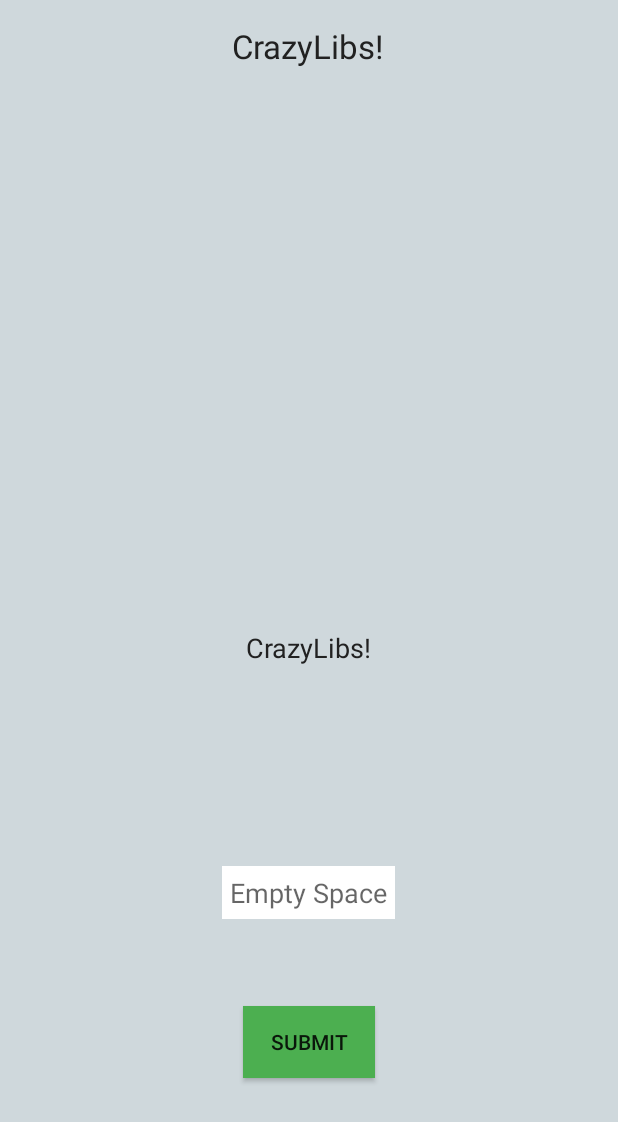
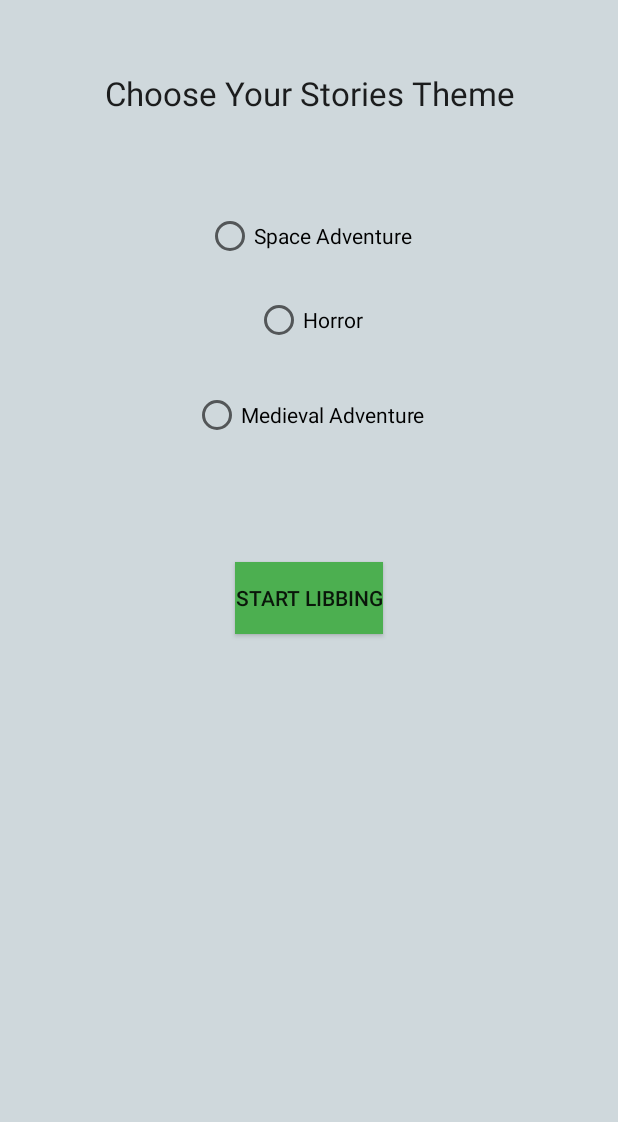
Before and after one commit to benviss/epic-android-madlibs, an Android app: the screen it shows after launch (MainActivity), on a phone screen of 412 x 824 dp. Shown: the top 1122 px of the screen. Run offline under Robolectric (Android 15) with nearby library versions, the phone set to English and light mode, and no system bars; our stand-ins replace ButterKnife.

Commit message:
added crazylib dictionary to contain different stories, separate radio button to choose story, results appear in paragraph activity

```diff
--- a/app/build.gradle
+++ b/app/build.gradle
@@ -23,4 +23,5 @@ dependencies {
     compile fileTree(dir: 'libs', include: ['*.jar'])
     testCompile 'junit:junit:4.12'
     compile 'com.android.support:appcompat-v7:24.2.1'
+    compile 'com.jakewharton:butterknife:7.0.1'
 }
--- a/app/src/main/java/com/vizo/madlibs/MainActivity.java
+++ b/app/src/main/java/com/vizo/madlibs/MainActivity.java
@@ -1,13 +1,51 @@
 package com.vizo.madlibs;
 
+import android.content.Intent;
 import android.support.v7.app.AppCompatActivity;
 import android.os.Bundle;
+import android.util.Log;
+import android.view.View;
+import android.widget.Button;
+import android.widget.EditText;
+import android.widget.RadioButton;
+import android.widget.RadioGroup;
+import android.widget.Toast;
+
+import java.util.ArrayList;
+
+import butterknife.Bind;
+import butterknife.ButterKnife;
 
 public class MainActivity extends AppCompatActivity {
+    @Bind(R.id.radioButtonSpace) RadioButton mRadioButtonSpace;
+    @Bind(R.id.radioButtonAdventure) RadioButton mRadioButtonAdventure;
+    @Bind(R.id.radioButtonHorror) RadioButton mRadioButtonHorror;
+    @Bind(R.id.radioButtonGroup) RadioGroup mRadioButtonGroup;
+
+    public String userStoryChoice = "";
+
+
 
     @Override
     protected void onCreate(Bundle savedInstanceState) {
         super.onCreate(savedInstanceState);
         setContentView(R.layout.activity_main);
+        ButterKnife.bind(this);
+
+    }
+
+    public void onRadioButtonChange(View v) {
+        if(mRadioButtonSpace.isChecked()) {
+            userStoryChoice = "Space";
+        } else if (mRadioButtonAdventure.isChecked()) {
+            userStoryChoice = "Adventure";
+        } else {
+            userStoryChoice = "Horror";
+        }
+    }
+    public void onSubmitStoryChoice(View v) {
+        Intent intent = new Intent(MainActivity.this, QuestionsActivity.class);
+        intent.putExtra("userStoryChoice", userStoryChoice);
+        startActivity(intent);
     }
 }
--- a/app/src/main/res/layout/activity_main.xml
+++ b/app/src/main/res/layout/activity_main.xml
@@ -11,46 +11,79 @@
     tools:context="com.vizo.madlibs.MainActivity"
     android:background="@color/colorPrimaryLight">
 
-    <EditText
-        android:layout_width="wrap_content"
-        android:layout_height="wrap_content"
-        android:id="@+id/userFieldEditText"
-        android:background="@color/colorIcons"
-        android:padding="5dp"
-        android:hint="Empty Space"
-        android:layout_marginBottom="195dp"
-        android:layout_alignParentBottom="true"
-        android:layout_centerHorizontal="true" />
-
     <TextView
-        android:layout_width="wrap_content"
+        android:layout_width="match_parent"
         android:layout_height="wrap_content"
         android:textAppearance="?android:attr/textAppearanceLarge"
-        android:text="CrazyLibs!"
-        android:id="@+id/textView2"
-        android:textColor="@color/colorPrimaryText"
+        android:text="Choose Your Stories Theme"
+        android:id="@+id/textView"
         android:layout_alignParentTop="true"
-        android:layout_centerHorizontal="true" />
+        android:layout_marginTop="31dp"
+        android:layout_alignParentRight="true"
+        android:layout_alignParentEnd="true"
+        android:textAlignment="center" />
 
-    <TextView
-        android:layout_width="wrap_content"
+    <RadioGroup
+        android:layout_width="match_parent"
         android:layout_height="wrap_content"
-        android:textAppearance="?android:attr/textAppearanceMedium"
-        android:text="CrazyLibs!"
-        android:id="@+id/textView3"
-        android:textColor="@color/colorPrimaryText"
-        android:layout_marginBottom="133dp"
-        android:layout_above="@+id/userFieldEditText"
-        android:layout_centerHorizontal="true" />
+        android:id="@+id/radioButtonGroup"
+        android:layout_alignParentTop="true"
+        android:layout_alignParentLeft="true"
+        android:layout_alignParentStart="true"
+        android:layout_marginTop="100dp">
+
+        <RadioButton
+            android:layout_width="wrap_content"
+            android:layout_height="wrap_content"
+            android:text="Space Adventure"
+            android:id="@+id/radioButtonSpace"
+            android:checked="false"
+            android:layout_marginTop="25dp"
+            android:layout_alignParentTop="true"
+            android:layout_centerHorizontal="true"
+            android:layout_gravity="center_horizontal"
+            android:onClick="onRadioButtonChange"/>
+
+        <RadioButton
+            android:layout_width="wrap_content"
+            android:layout_height="wrap_content"
+            android:text="Horror"
+            android:id="@+id/radioButtonHorror"
+            android:checked="false"
+            android:layout_marginTop="24dp"
+            android:layout_below="@+id/radioButtonSpace"
+            android:layout_alignLeft="@+id/radioButtonSpace"
+            android:layout_alignStart="@+id/radioButtonSpace"
+            android:singleLine="true"
+            android:layout_gravity="center_horizontal"
+            android:onClick="onRadioButtonChange"/>
+
+
+        <RadioButton
+            android:layout_width="wrap_content"
+            android:layout_height="wrap_content"
+            android:text="Medieval Adventure"
+            android:id="@+id/radioButtonAdventure"
+            android:checked="false"
+            android:layout_below="@+id/radioButtonHorror"
+            android:layout_alignLeft="@+id/radioButtonHorror"
+            android:layout_alignStart="@+id/radioButtonHorror"
+            android:layout_marginTop="31dp"
+            android:layout_gravity="center_horizontal"
+            android:onClick="onRadioButtonChange"/>
+
+    </RadioGroup>
 
     <Button
         android:layout_width="wrap_content"
         android:layout_height="wrap_content"
-        android:text="Submit"
+        android:text="Start Libbing"
+        android:id="@+id/button"
+        android:layout_gravity="center_horizontal"
+        android:layout_marginTop="82dp"
         android:background="@color/colorAccent"
-        android:id="@+id/submitWordButton"
-        android:layout_alignParentBottom="true"
-        android:layout_centerHorizontal="true"
-        android:layout_marginBottom="89dp" />
+        android:onClick="onSubmitStoryChoice"
+        android:layout_below="@+id/radioButtonGroup"
+        android:layout_centerHorizontal="true" />
 
 </RelativeLayout>
--- a/app/src/main/res/values/styles.xml
+++ b/app/src/main/res/values/styles.xml
@@ -1,11 +1,13 @@
 <resources>
 
     <!-- Base application theme. -->
-    <style name="AppTheme" parent="Theme.AppCompat.Light.NoActionBar">
+    <style name="AppTheme" parent="Theme.AppCompat.Light.DarkActionBar">
         <!-- Customize your theme here. -->
         <item name="colorPrimary">@color/colorPrimary</item>
         <item name="colorPrimaryDark">@color/colorPrimaryDark</item>
         <item name="colorAccent">@color/colorAccent</item>
     </style>
 
+    <style name="NoActionBarTheme" parent="Theme.AppCompat.Light.NoActionBar"></style>
+
 </resources>
```
Also changed, not shown: app/src/main/AndroidManifest.xml (+15 -3 lines), app/src/main/java/com/vizo/madlibs/CrazyLibDictionary.java (added, +126 -0 lines), app/src/main/java/com/vizo/madlibs/CrazyLibParaActivity.java (added, +26 -0 lines), app/src/main/java/com/vizo/madlibs/QuestionsActivity.java (added, +74 -0 lines), app/src/main/res/layout/activity_crazy_lib_para.xml (added, +23 -0 lines), app/src/main/res/layout/activity_questions.xml (added, +45 -0 lines), app/src/main/res/drawable/adventure.jpg (added), app/src/main/res/drawable/space.jpg (added).
